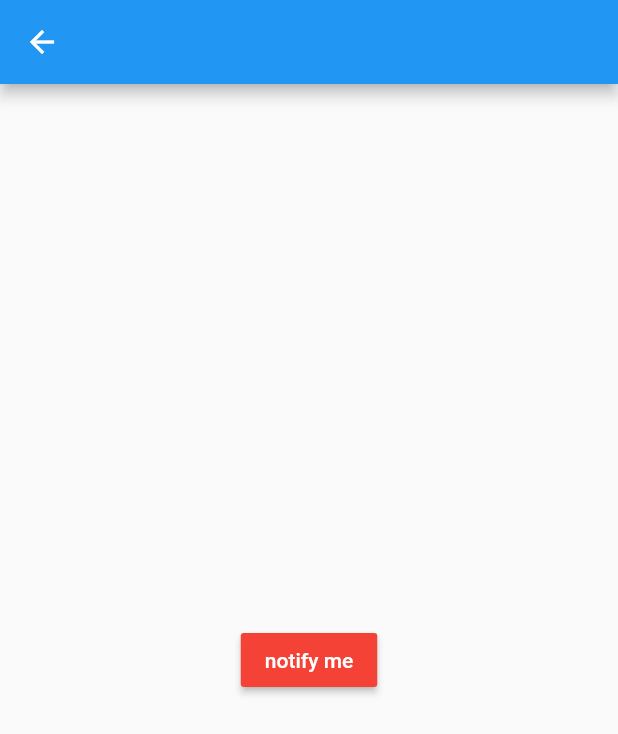
After one commit to MahmoudFathiAhmed/Just-Simple-Map, a Flutter app: the NotificationsScreen screen opened by its route, after a tap on "notify me", on a phone screen of 412 x 824 dp. The commit adds this screen. Shown: the top 734 px of the screen. Run offline on Flutter 3.47's test engine with Material 2 defaults, Android fonts, the light colour scheme and no system bars; our stand-ins replace camera, country_picker, dartz, date_picker_timeline, dio, equatable and 10 more; accounts and stored records are empty.

Commit message:
notifications

```diff
--- /dev/null
+++ b/lib/core/helpers/notifications_helper.dart
@@ -0,0 +1,48 @@
+import 'package:flutter/material.dart';
+import 'package:flutter_local_notifications/flutter_local_notifications.dart';
+
+class NotificationsHelper {
+  static FlutterLocalNotificationsPlugin flutterLocalNotificationsPlugin =
+      FlutterLocalNotificationsPlugin();
+  static Future<void> initializeNotifications() async {
+    const AndroidInitializationSettings initializationSettingsAndroid =
+        AndroidInitializationSettings('mipmap/ic_launcher');
+
+    const DarwinInitializationSettings iosInitializationSettings =
+        DarwinInitializationSettings();
+
+    const InitializationSettings initializationSettings =
+        InitializationSettings(
+      android: initializationSettingsAndroid,
+      iOS: iosInitializationSettings,
+    );
+    await flutterLocalNotificationsPlugin.initialize(initializationSettings);
+  }
+
+  static Future<void> showNotification(
+      {var id = 0,
+      required String title,
+      required String body,
+      var payload}) async {
+    const AndroidNotificationDetails androidPlatformChannelSpecifics =
+        AndroidNotificationDetails(
+      'Channel id',
+      'Channel Name',
+      channelDescription: 'Channel Description',
+      importance: Importance.max,
+      priority: Priority.high,
+      color: Colors.blue,
+      showWhen: true,
+    );
+
+    const NotificationDetails platformChannelSpecifics =
+        NotificationDetails(android: androidPlatformChannelSpecifics);
+    await flutterLocalNotificationsPlugin.show(
+      id,
+      title,
+      body,
+      platformChannelSpecifics,
+      payload: payload,
+    );
+  }
+}
--- a/lib/core/routes/app_routes.dart
+++ b/lib/core/routes/app_routes.dart
@@ -9,6 +9,7 @@ import 'package:locations_work/modules/date_time/google_map/views/google_map_scr
 import 'package:locations_work/modules/just_lat_long/views/just_lat_long_screen.dart';
 import 'package:locations_work/modules/lat_long_from_map_screen/views/lat_long_from_map_screen.dart';
 import 'package:locations_work/modules/main/views/main_screen.dart';
+import 'package:locations_work/modules/notifications/views/notifications_screen.dart';
 import 'package:locations_work/modules/screen_navigate/views/screen1.dart';
 import 'package:locations_work/modules/screen_navigate/views/screen2.dart';
 import 'package:locations_work/modules/screen_navigate/views/screen3.dart';
@@ -29,6 +30,7 @@ class Routes {
   static const String addScreenRoute = '/addScreenRoute';
   static const String camera2ScreenRoute = '/camera2ScreenRoute';
   static const String imagePreviewScreenRoute = '/imagePreviewScreenRoute';
+  static const String notificationsScreenRoute = '/notificationsScreenRoute';
 }
 
 class AppRoutes {
@@ -57,6 +59,8 @@ class AppRoutes {
         return MaterialPageRoute(builder: (context) => const AddScreen());
       case Routes.camera2ScreenRoute:
         return MaterialPageRoute(builder: (context) => const Camera2Screen());
+      case Routes.notificationsScreenRoute:
+        return MaterialPageRoute(builder: (context) => const NotificationsScreen());
       case Routes.imagePreviewScreenRoute:
         ImagePreviewScreenArgs imagePreviewScreenArgs =
             routeSettings.arguments as ImagePreviewScreenArgs;
--- a/lib/modules/main/views/main_screen.dart
+++ b/lib/modules/main/views/main_screen.dart
@@ -51,6 +51,12 @@ class _MainScreenState extends State<MainScreen> {
               },
               child: const Text('To Screen 1'),
             ),
+            ElevatedButton(
+              onPressed: () {
+                Navigator.pushNamed(context, Routes.notificationsScreenRoute);
+              },
+              child: const Text('To Notifications Screen'),
+            ),
             // ElevatedButton(
             //   onPressed: () {
             //     Navigator.pushNamed(context, Routes.cameraScreenRoute);
--- /dev/null
+++ b/lib/modules/notifications/views/notifications_screen.dart
@@ -0,0 +1,74 @@
+import 'package:flutter/material.dart';
+import 'package:flutter_local_notifications/flutter_local_notifications.dart';
+import 'package:locations_work/core/helpers/notifications_helper.dart';
+
+class NotificationsScreen extends StatefulWidget {
+  const NotificationsScreen({super.key});
+
+  @override
+  State<NotificationsScreen> createState() => _NotificationsScreenState();
+}
+
+class _NotificationsScreenState extends State<NotificationsScreen> {
+  // final FlutterLocalNotificationsPlugin flutterLocalNotificationsPlugin =
+  //     FlutterLocalNotificationsPlugin();
+
+  @override
+  void initState() {
+    super.initState();
+    NotificationsHelper.initializeNotifications();
+  }
+
+  // Future<void> initializeNotifications() async {
+
+  //   const AndroidInitializationSettings initializationSettingsAndroid =
+  //       AndroidInitializationSettings('mipmap/ic_launcher');
+  //   const InitializationSettings initializationSettings =
+  //       InitializationSettings(android: initializationSettingsAndroid);
+  //   await flutterLocalNotificationsPlugin.initialize(initializationSettings);
+  // }
+
+  // Future<void> showNotification() async {
+  //   const AndroidNotificationDetails androidPlatformChannelSpecifics =
+  //       AndroidNotificationDetails(
+  //     '1',
+  //     'mahmoud',
+  //     channelDescription: 'you\'r flutter Developer',
+  //     importance: Importance.max,
+  //     priority: Priority.high,
+  //     showWhen: false,
+  //   );
+
+  //   const NotificationDetails platformChannelSpecifics =
+  //       NotificationDetails(android: androidPlatformChannelSpecifics);
+  //   await flutterLocalNotificationsPlugin.show(
+  //     0,
+  //     'Important Message',
+  //     'Congratulations,\n You Are A Developer',
+  //     platformChannelSpecifics,
+  //     payload: 'item x',
+  //   );
+  // }
+
+  @override
+  Widget build(BuildContext context) {
+    return Scaffold(
+      appBar: AppBar(),
+      body: Center(
+        child: MaterialButton(
+          onPressed: () async {
+            await NotificationsHelper.showNotification(
+              title: 'Title',
+              body: 'body',
+            );
+          },
+          color: Colors.red,
+          child: const Text(
+            'notify me',
+            style: TextStyle(color: Colors.white),
+          ),
+        ),
+      ),
+    );
+  }
+}
--- a/pubspec.yaml
+++ b/pubspec.yaml
@@ -30,6 +30,7 @@ dependencies:
   path_provider: ^2.0.13
   path: ^1.8.2
   country_picker: ^2.0.20
+  flutter_local_notifications: ^13.0.0
 
 dev_dependencies:
   flutter_lints: ^2.0.0
```
Also changed, not shown: pubspec.lock, 2 other files.
